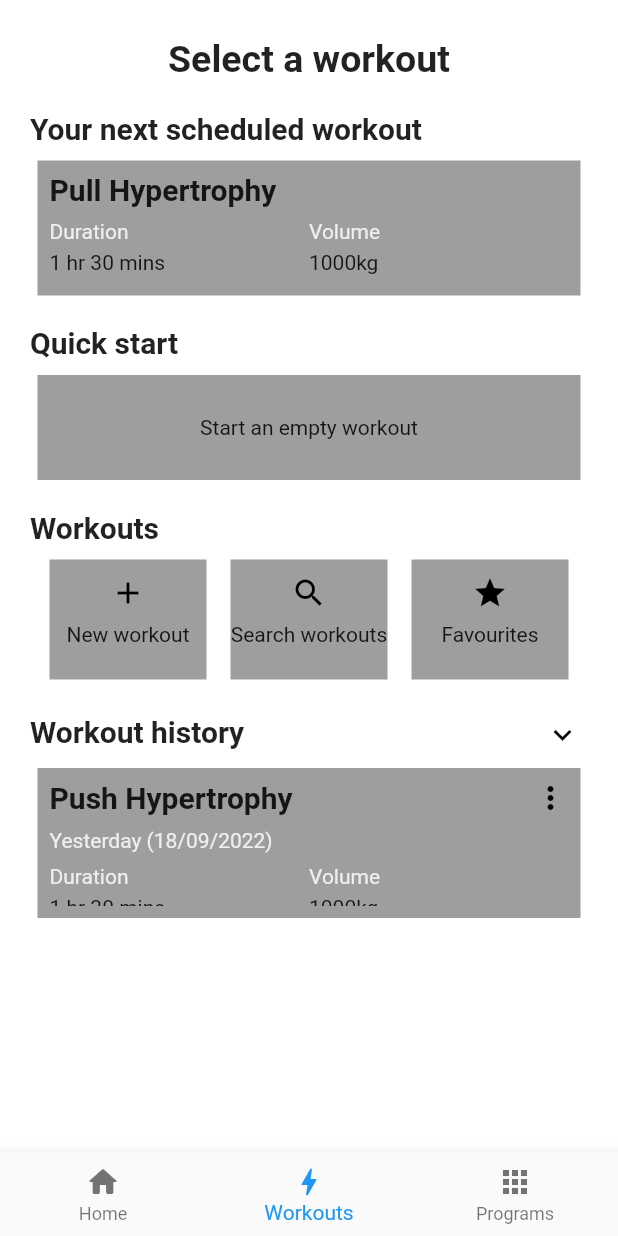
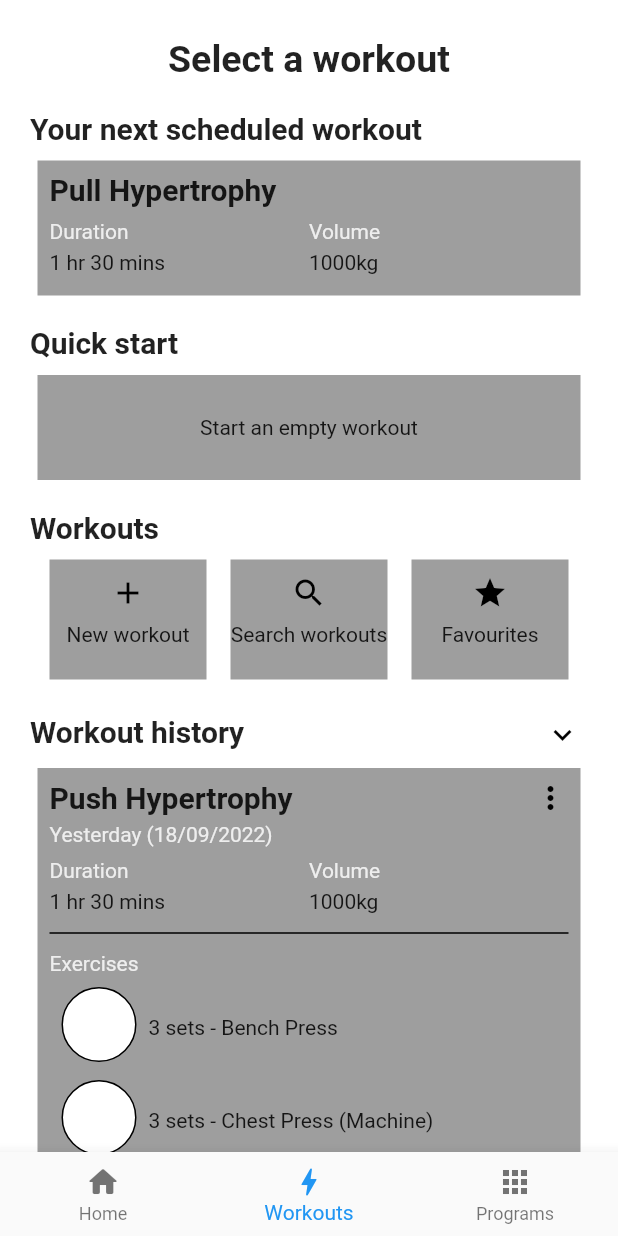
Before and after one commit to TomTomDam/workout-log, a Flutter app: the screen it shows after launch, item 2 of the bottom bar chosen, on a phone screen of 412 x 824 dp. Run offline on Flutter 3.47's test engine with Material 2 defaults, Android fonts, the phone set to English and light mode, and no system bars.

Commit message:
Finished up design on Workouts page

```diff
--- a/lib/screens/select_workout.dart
+++ b/lib/screens/select_workout.dart
@@ -1,5 +1,4 @@
 import 'package:flutter/material.dart';
-import 'package:flutter/rendering.dart';
 import '../widgets/sub_header.dart';
 import '../widgets/header.dart';
 import '../widgets/nav_bar.dart';
@@ -14,15 +13,17 @@ class SelectWorkout extends StatefulWidget {
 class _SelectWorkoutState extends State<SelectWorkout> {
   @override
   Widget build(BuildContext context) {
-    const double padding = 25;
-    const EdgeInsets containerPadding =
-        EdgeInsets.only(top: 10, left: padding, right: padding);
+    const double margin = 25;
+    const EdgeInsets containerMargin =
+        EdgeInsets.only(top: 10, left: margin, right: margin);
+
     final double width = MediaQuery.of(context).size.width;
 
     return Scaffold(
         backgroundColor: Colors.white,
         bottomNavigationBar: const NavBar(currentPage: 1),
-        body: SafeArea(
+        body: SingleChildScrollView(
+          child: SafeArea(
               child: Center(
             child: Column(children: [
               const Header(
@@ -30,10 +31,10 @@ class _SelectWorkoutState extends State<SelectWorkout> {
                   navigationButton: null,
                   secondaryButton: null),
               const SubHeader(title: "Your next scheduled workout"),
-            Padding(
-              padding: containerPadding,
+              Container(
+                margin: containerMargin,
                 child: Container(
-                  width: width - padding,
+                    width: width - margin,
                     height: 90,
                     padding: const EdgeInsets.all(8.0),
                     decoration: const BoxDecoration(
@@ -52,16 +53,18 @@ class _SelectWorkoutState extends State<SelectWorkout> {
                         Expanded(
                           child: GridView.count(
                             primary: false,
-                          padding: const EdgeInsets.symmetric(vertical: 8.0),
+                            padding: const EdgeInsets.only(top: 8.0),
                             crossAxisSpacing: 0,
                             mainAxisSpacing: 0,
                             crossAxisCount: 2,
                             childAspectRatio: (1 / .12),
                             children: <Widget>[
                               Text("Duration",
-                                style: TextStyle(color: Colors.grey.shade200)),
+                                  style:
+                                      TextStyle(color: Colors.grey.shade200)),
                               Text("Volume",
-                                style: TextStyle(color: Colors.grey.shade200)),
+                                  style:
+                                      TextStyle(color: Colors.grey.shade200)),
                               const Text("1 hr 30 mins"),
                               const Text("1000kg")
                             ],
@@ -71,10 +74,10 @@ class _SelectWorkoutState extends State<SelectWorkout> {
                     )),
               ),
               const SubHeader(title: "Quick start"),
-            Padding(
-              padding: containerPadding,
+              Container(
+                margin: containerMargin,
                 child: Container(
-                width: width - padding,
+                  width: width - margin,
                   height: 70,
                   padding: const EdgeInsets.all(8.0),
                   decoration: const BoxDecoration(
@@ -86,9 +89,9 @@ class _SelectWorkoutState extends State<SelectWorkout> {
                 ),
               ),
               const SubHeader(title: "Workouts"),
-            Padding(
-              padding:
-                  const EdgeInsets.only(top: 10, left: padding, right: padding),
+              Container(
+                margin:
+                    const EdgeInsets.only(top: 10, left: margin, right: margin),
                 child: Row(children: const [
                   GridButton(text: "New workout", icon: Icons.add),
                   GridButton(text: "Search workouts", icon: Icons.search),
@@ -97,20 +100,22 @@ class _SelectWorkoutState extends State<SelectWorkout> {
               ),
               Row(
                 mainAxisAlignment: MainAxisAlignment.spaceBetween,
-              children: const [
-                SubHeader(title: "Workout history"),
-                Padding(
-                  padding: EdgeInsets.only(
-                      top: padding, left: padding, right: padding),
-                  child: Icon(Icons.keyboard_arrow_down, color: Colors.black),
+                children: [
+                  const SubHeader(title: "Workout history"),
+                  Container(
+                    margin: const EdgeInsets.only(
+                        top: margin, left: margin, right: margin),
+                    child: const Icon(Icons.keyboard_arrow_down,
+                        color: Colors.black),
                   )
                 ],
               ),
-            Padding(
-              padding: containerPadding,
+              Container(
+                margin: const EdgeInsets.only(
+                    top: 10, bottom: 25, left: margin, right: margin),
                 child: Container(
-                width: width - padding,
-                height: 100,
+                  width: width - margin,
+                  height: 270,
                   padding: const EdgeInsets.all(8.0),
                   decoration: const BoxDecoration(
                     color: Colors.grey,
@@ -132,8 +137,8 @@ class _SelectWorkoutState extends State<SelectWorkout> {
                             const Icon(Icons.more_vert, color: Colors.black)
                           ],
                         ),
-                      Padding(
-                        padding: const EdgeInsets.only(top: 8.0),
+                        Container(
+                          margin: const EdgeInsets.only(top: 4.0),
                           child: Text(
                             "Yesterday (18/09/2022)",
                             style: TextStyle(color: Colors.grey.shade200),
@@ -142,18 +147,52 @@ class _SelectWorkoutState extends State<SelectWorkout> {
                         Expanded(
                           child: GridView.count(
                             primary: false,
-                          padding: const EdgeInsets.symmetric(vertical: 8.0),
+                            padding: const EdgeInsets.only(top: 8.0),
                             crossAxisSpacing: 0,
                             mainAxisSpacing: 0,
                             crossAxisCount: 2,
                             childAspectRatio: (1 / .12),
                             children: <Widget>[
                               Text("Duration",
-                                style: TextStyle(color: Colors.grey.shade200)),
+                                  style:
+                                      TextStyle(color: Colors.grey.shade200)),
                               Text("Volume",
-                                style: TextStyle(color: Colors.grey.shade200)),
+                                  style:
+                                      TextStyle(color: Colors.grey.shade200)),
                               const Text("1 hr 30 mins"),
                               const Text("1000kg")
+                            ],
+                          ),
+                        ),
+                        const Divider(
+                          color: Colors.black,
+                          thickness: 1,
+                        ),
+                        Container(
+                          margin: const EdgeInsets.only(top: 4.0),
+                          child: Text(
+                            "Exercises",
+                            style: TextStyle(color: Colors.grey.shade200),
+                          ),
+                        ),
+                        Container(
+                          margin: const EdgeInsets.only(
+                              top: 4.0, bottom: 4.0, left: 4.0),
+                          child: Row(
+                            children: const [
+                              ExerciseImage(),
+                              ExerciseText(text: "3 sets - Bench Press")
+                            ],
+                          ),
+                        ),
+                        Container(
+                          margin: const EdgeInsets.only(
+                              top: 4.0, bottom: 4.0, left: 4.0),
+                          child: Row(
+                            children: const [
+                              ExerciseImage(),
+                              ExerciseText(
+                                  text: "3 sets - Chest Press (Machine)")
                             ],
                           ),
                         )
@@ -161,7 +200,8 @@ class _SelectWorkoutState extends State<SelectWorkout> {
                 ),
               )
             ]),
-        )));
+          )),
+        ));
   }
 }
 
@@ -175,8 +215,8 @@ class GridButton extends StatelessWidget {
   Widget build(BuildContext context) {
     return Expanded(
       flex: 2,
-      child: Padding(
-        padding: const EdgeInsets.symmetric(horizontal: 8.0),
+      child: Container(
+        margin: const EdgeInsets.symmetric(horizontal: 8.0),
         child: Container(
           padding: const EdgeInsets.only(top: 10),
           alignment: Alignment.center,
@@ -189,8 +229,8 @@ class GridButton extends StatelessWidget {
               icon,
               color: Colors.black,
             ),
-            Padding(
-              padding: const EdgeInsets.only(top: 8.0),
+            Container(
+              margin: const EdgeInsets.only(top: 8.0),
               child: Text(
                 text,
                 textAlign: TextAlign.center,
@@ -202,3 +242,30 @@ class GridButton extends StatelessWidget {
     );
   }
 }
+
+class ExerciseImage extends StatelessWidget {
+  const ExerciseImage({Key? key}) : super(key: key);
+
+  @override
+  Widget build(BuildContext context) {
+    return Container(
+        margin: const EdgeInsets.only(top: 4.0, left: 4.0, right: 4.0),
+        width: 50,
+        height: 50,
+        decoration: BoxDecoration(
+            border: Border.all(color: Colors.black),
+            color: Colors.white,
+            shape: BoxShape.circle));
+  }
+}
+
+class ExerciseText extends StatelessWidget {
+  const ExerciseText({Key? key, required this.text}) : super(key: key);
+  final String text;
+
+  @override
+  Widget build(BuildContext context) {
+    return Container(
+        margin: const EdgeInsets.only(top: 8.0, left: 4.0), child: Text(text));
+  }
+}
```
Lines whose indentation alone changed are shown as unchanged.
